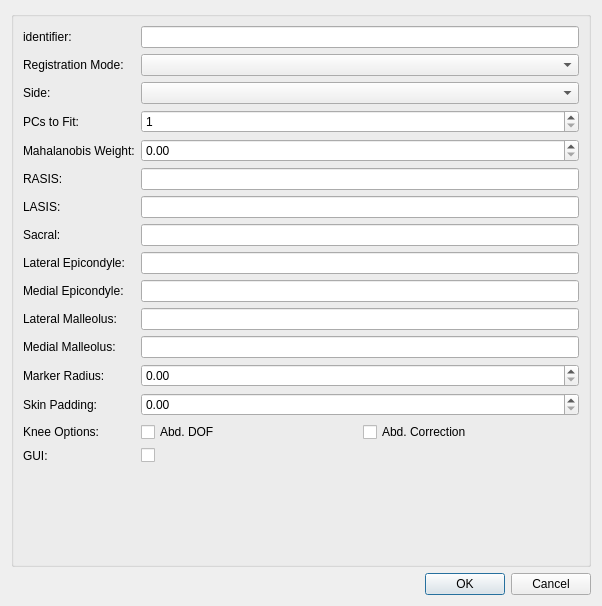
The window that mapclientplugins/fieldworkgait2392geomstep/qt/configuredialog.ui (mapclient-plugins/fieldworkgait2392geomstep) describes before a commit, drawn with Qt 5.
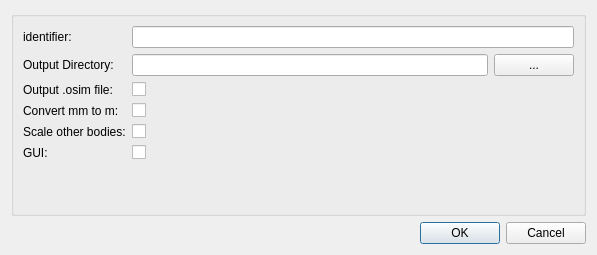
The same window after the commit.

Commit message: updated UI elements, ready for testing

What changed in the file:
```diff
--- a/mapclientplugins/fieldworkgait2392geomstep/qt/configuredialog.ui
+++ b/mapclientplugins/fieldworkgait2392geomstep/qt/configuredialog.ui
@@ -6,8 +6,8 @@
    <rect>
     <x>0</x>
     <y>0</y>
-    <width>602</width>
-    <height>606</height>
+    <width>597</width>
+    <height>255</height>
    </rect>
   </property>
   <property name="windowTitle">
@@ -20,6 +20,9 @@
       <string/>
      </property>
      <layout class="QFormLayout" name="formLayout">
+      <property name="fieldGrowthPolicy">
+       <enum>QFormLayout::AllNonFixedFieldsGrow</enum>
+      </property>
       <item row="0" column="0">
        <widget class="QLabel" name="label0">
         <property name="text">
@@ -31,185 +34,82 @@
        <widget class="QLineEdit" name="lineEdit_id"/>
       </item>
       <item row="1" column="0">
-       <widget class="QLabel" name="label1">
-        <property name="text">
-         <string>Registration Mode:</string>
-        </property>
-       </widget>
-      </item>
-      <item row="3" column="0">
        <widget class="QLabel" name="label">
         <property name="text">
-         <string>PCs to Fit:</string>
+         <string>Output Directory:</string>
+        </property>
+       </widget>
+      </item>
+      <item row="2" column="0">
+       <widget class="QLabel" name="label_10">
+        <property name="text">
+         <string>Output .osim file:</string>
+        </property>
+       </widget>
+      </item>
+      <item row="2" column="1">
+       <widget class="QCheckBox" name="checkBox_write_osim_file">
+        <property name="text">
+         <string/>
+        </property>
+       </widget>
+      </item>
+      <item row="3" column="0">
+       <widget class="QLabel" name="label_2">
+        <property name="text">
+         <string>Convert mm to m:</string>
         </property>
        </widget>
       </item>
       <item row="3" column="1">
-       <widget class="QSpinBox" name="spinBox_pcsToFit">
-        <property name="minimum">
-         <number>1</number>
-        </property>
-        <property name="maximum">
-         <number>99</number>
+       <widget class="QCheckBox" name="checkBox_convert_mm_to_m">
+        <property name="text">
+         <string/>
         </property>
        </widget>
       </item>
       <item row="4" column="0">
-       <widget class="QLabel" name="label_2">
+       <widget class="QLabel" name="label_3">
         <property name="text">
-         <string>Mahalanobis Weight:</string>
+         <string>Scale other bodies:</string>
         </property>
        </widget>
       </item>
       <item row="4" column="1">
-       <widget class="QDoubleSpinBox" name="doubleSpinBox_mWeight">
-        <property name="singleStep">
-         <double>0.100000000000000</double>
+       <widget class="QCheckBox" name="checkBox_scale_other_bodies">
+        <property name="text">
+         <string/>
         </property>
        </widget>
       </item>
       <item row="5" column="0">
-       <widget class="QLabel" name="label_3">
+       <widget class="QLabel" name="label_11">
         <property name="text">
-         <string>RASIS:</string>
-        </property>
-       </widget>
-      </item>
-      <item row="6" column="0">
-       <widget class="QLabel" name="label_4">
-        <property name="text">
-         <string>LASIS:</string>
+         <string>GUI:</string>
         </property>
        </widget>
       </item>
       <item row="5" column="1">
-       <widget class="QLineEdit" name="lineEdit_RASIS"/>
-      </item>
-      <item row="6" column="1">
-       <widget class="QLineEdit" name="lineEdit_LASIS"/>
+       <widget class="QCheckBox" name="checkBox_GUI">
+        <property name="text">
+         <string/>
+        </property>
+       </widget>
       </item>
       <item row="1" column="1">
-       <widget class="QComboBox" name="comboBox_regmode"/>
-      </item>
-      <item row="7" column="1">
-       <widget class="QLineEdit" name="lineEdit_Sacral"/>
-      </item>
-      <item row="7" column="0">
-       <widget class="QLabel" name="label_9">
-        <property name="text">
-         <string>Sacral:</string>
-        </property>
-       </widget>
-      </item>
-      <item row="8" column="0">
-       <widget class="QLabel" name="label_5">
-        <property name="text">
-         <string>Lateral Epicondyle:</string>
-        </property>
-       </widget>
-      </item>
-      <item row="8" column="1">
-       <widget class="QLineEdit" name="lineEdit_LEC"/>
-      </item>
-      <item row="9" column="0">
-       <widget class="QLabel" name="label_6">
-        <property name="text">
-         <string>Medial Epicondyle:</string>
-        </property>
-       </widget>
-      </item>
-      <item row="9" column="1">
-       <widget class="QLineEdit" name="lineEdit_MEC"/>
-      </item>
-      <item row="10" column="0">
-       <widget class="QLabel" name="label_7">
-        <property name="text">
-         <string>Lateral Malleolus:</string>
-        </property>
-       </widget>
-      </item>
-      <item row="10" column="1">
-       <widget class="QLineEdit" name="lineEdit_LM"/>
-      </item>
-      <item row="11" column="0">
-       <widget class="QLabel" name="label_8">
-        <property name="text">
-         <string>Medial Malleolus:</string>
-        </property>
-       </widget>
-      </item>
-      <item row="11" column="1">
-       <widget class="QLineEdit" name="lineEdit_MM"/>
-      </item>
-      <item row="14" column="0">
-       <widget class="QLabel" name="label_10">
-        <property name="text">
-         <string>Knee Options:</string>
-        </property>
-       </widget>
-      </item>
-      <item row="14" column="1">
        <layout class="QHBoxLayout" name="horizontalLayout">
         <item>
-         <widget class="QCheckBox" name="checkBox_kneedof">
-          <property name="text">
-           <string>Abd. DOF</string>
-          </property>
-         </widget>
+         <widget class="QLineEdit" name="lineEdit_osim_output_dir"/>
         </item>
         <item>
-         <widget class="QCheckBox" name="checkBox_kneecorr">
+         <widget class="QPushButton" name="pushButton_osim_output_dir">
           <property name="text">
-           <string>Abd. Correction</string>
+           <string>...</string>
           </property>
          </widget>
         </item>
        </layout>
       </item>
-      <item row="15" column="0">
-       <widget class="QLabel" name="label_11">
-        <property name="text">
-         <string>GUI:</string>
-        </property>
-       </widget>
-      </item>
-      <item row="15" column="1">
-       <widget class="QCheckBox" name="checkBox_GUI">
-        <property name="text">
-         <string/>
-        </property>
-       </widget>
-      </item>
-      <item row="12" column="0">
-       <widget class="QLabel" name="label_12">
-        <property name="text">
-         <string>Marker Radius:</string>
-        </property>
-       </widget>
-      </item>
-      <item row="13" column="0">
-       <widget class="QLabel" name="label_13">
-        <property name="text">
-         <string>Skin Padding:</string>
-        </property>
-       </widget>
-      </item>
-      <item row="12" column="1">
-       <widget class="QDoubleSpinBox" name="doubleSpinBox_markerRadius"/>
-      </item>
-      <item row="13" column="1">
-       <widget class="QDoubleSpinBox" name="doubleSpinBox_skinPad"/>
-      </item>
-      <item row="2" column="0">
-       <widget class="QLabel" name="label_14">
-        <property name="text">
-         <string>Side:</string>
-        </property>
-       </widget>
-      </item>
-      <item row="2" column="1">
-       <widget class="QComboBox" name="comboBox_side"/>
-      </item>
      </layout>
     </widget>
    </item>
```
Left out of the diff: 22 changed lines with no effect on the pictures. The commit also changes 7 other files.
